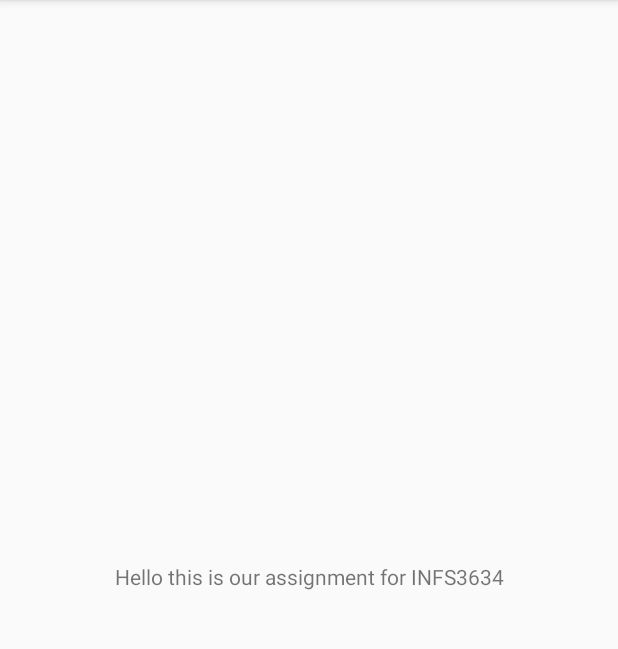
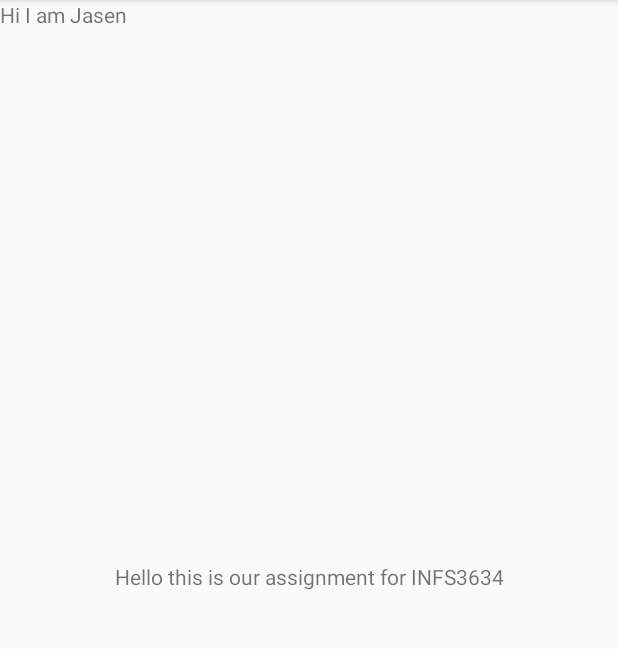
Before and after one commit to INFS3634-Elysian/INFS3634-Group-Assignment, an Android app: the screen it shows after launch (MainActivity), on a phone screen of 412 x 824 dp, the part 84-733 px from its top. Run offline under Robolectric (Android 15) with nearby library versions, the phone set to English and light mode, and no system bars.

Commit message:
jasens trial commit

```diff
--- a/app/src/main/res/layout/activity_main.xml
+++ b/app/src/main/res/layout/activity_main.xml
@@ -15,4 +15,12 @@
         app:layout_constraintRight_toRightOf="parent"
         app:layout_constraintTop_toTopOf="parent" />
 
+    <TextView
+        android:id="@+id/textView"
+        android:layout_width="wrap_content"
+        android:layout_height="wrap_content"
+        android:text="Hi I am Jasen"
+        tools:layout_editor_absoluteX="126dp"
+        tools:layout_editor_absoluteY="420dp" />
+
 </androidx.constraintlayout.widget.ConstraintLayout>
```
